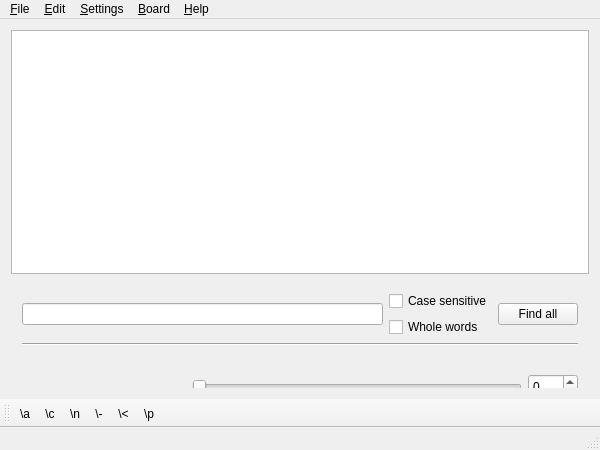
First picture: the form in OpenBoard/mainwindow.ui, repository ITAAcademy/OpenBoard, before the edit.
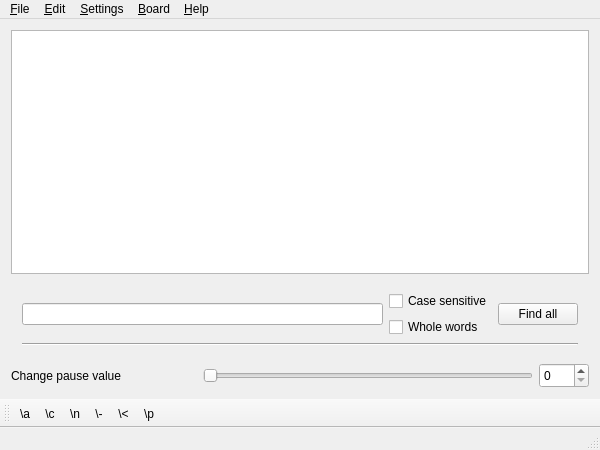
Second picture: the form after the edit. Icons and pictures are not drawn.

Commit message: change ToolBar_Pause

The edit to the form file:
```diff
--- a/OpenBoard/mainwindow.ui
+++ b/OpenBoard/mainwindow.ui
@@ -81,9 +81,28 @@
         <height>25</height>
        </size>
       </property>
-      <layout class="QVBoxLayout" name="verticalLayout_2">
+      <layout class="QVBoxLayout" name="verticalLayout_Slider">
+       <property name="leftMargin">
+        <number>0</number>
+       </property>
+       <property name="topMargin">
+        <number>0</number>
+       </property>
+       <property name="rightMargin">
+        <number>0</number>
+       </property>
+       <property name="bottomMargin">
+        <number>0</number>
+       </property>
        <item>
         <layout class="QHBoxLayout" name="horizontalLayout_Slider">
+         <item>
+          <widget class="QLabel" name="label">
+           <property name="text">
+            <string>Change pause value</string>
+           </property>
+          </widget>
+         </item>
          <item>
           <spacer name="horizontalSpacer">
            <property name="orientation">
```
The commit also changes 2 other files.
